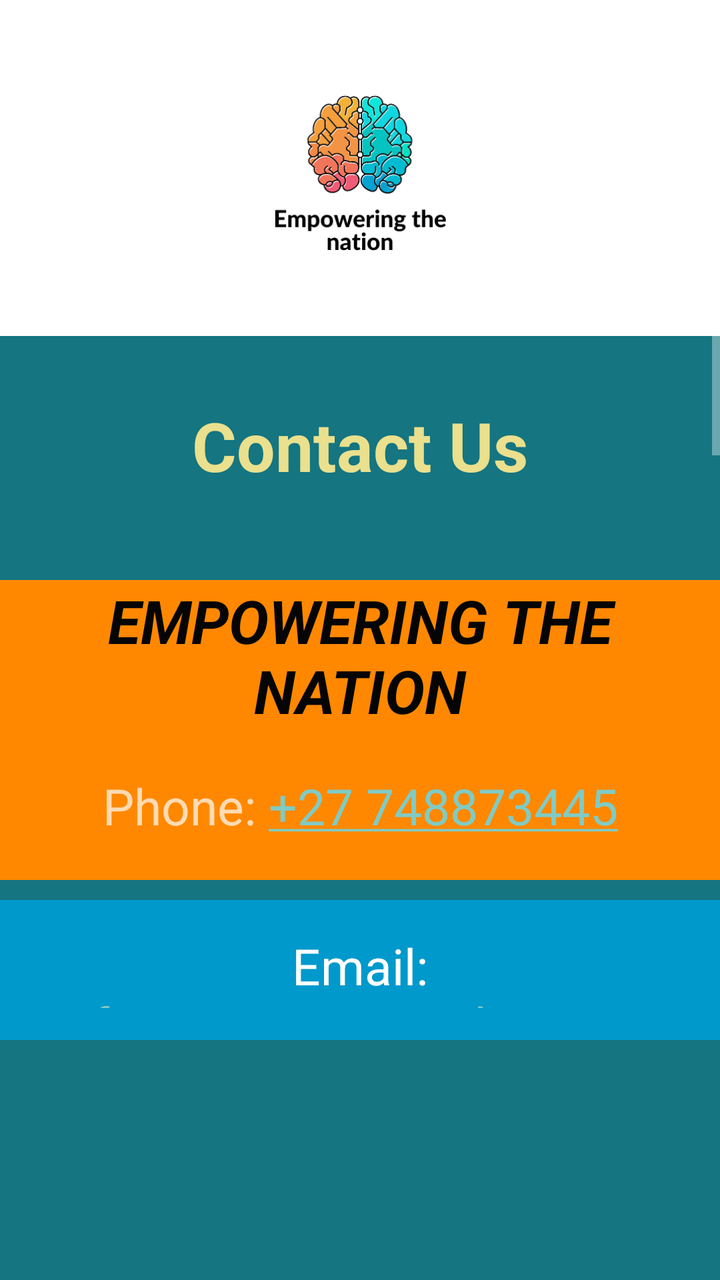
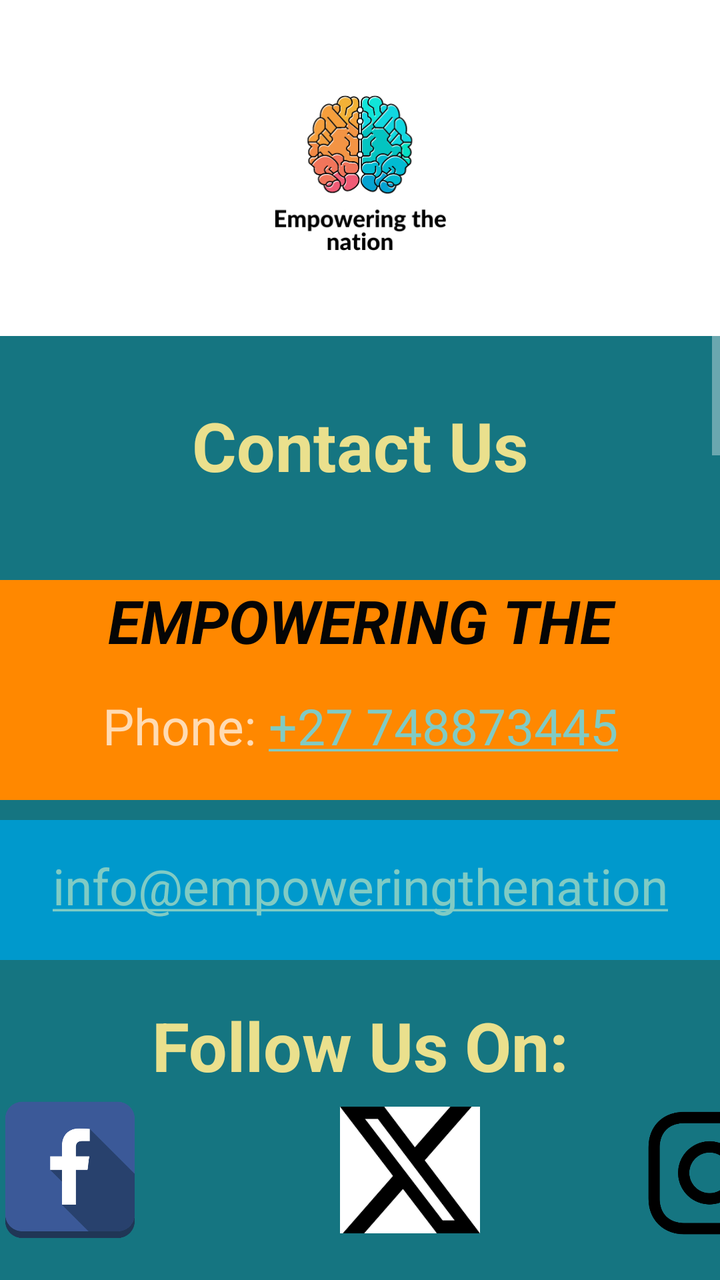

An Android layout rendered at two revisions. The XML below is the earlier revision; the diff shows what the commit changed to produce the second picture.
<!-- AndroidManifest.xml: application theme Theme.AppCompat -->
<!-- res/layout/fragment_contact_us.xml -->
<?xml version="1.0" encoding="utf-8"?>
<ScrollView
    xmlns:android="http://schemas.android.com/apk/res/android"
    xmlns:app="http://schemas.android.com/apk/res-auto"
    xmlns:tools="http://schemas.android.com/tools"
    android:id="@+id/ScrollViewMonths"
    android:layout_width="match_parent"
    android:layout_height="match_parent">

    <FrameLayout
        android:layout_width="match_parent"
        android:layout_height="match_parent"
        android:background="#157581"
        tools:context=".HomeFragment">

        
        <TextView
            android:id="@+id/textView"
            android:layout_width="match_parent"
            android:layout_height="77dp"
            android:layout_marginTop="200dp"
            android:text="Contact Us"
            android:textAlignment="center"
            android:textColor="#EAE08D"
            android:textSize="34sp"
            android:textStyle="bold" />

        
        <ImageView
            android:id="@+id/imageView2"
            android:layout_width="match_parent"
            android:layout_height="168dp"
            android:background="@color/white"
            android:src="@drawable/thumbnail_img_7280" />

        
        <TextView
            android:id="@+id/textViewSlogan"
            android:layout_width="match_parent"
            android:layout_height="82dp"
            android:layout_marginTop="290dp"
            android:background="@android:color/holo_orange_dark"
            android:text="EMPOWERING THE NATION"
            android:textAlignment="center"
            android:textColor="#050505"
            android:textSize="30sp"
            android:textStyle="bold|italic" />

        <TextView
            android:id="@+id/map1"
            android:layout_width="match_parent"
            android:layout_height="77dp"
            android:layout_marginTop="650dp"
            android:text="Venue 1, IIE VARSITY COLLEGE"
            android:textAlignment="center"
            android:textColor="#EAE08D"
            android:textSize="24sp"
            android:textStyle="bold" />
        <ImageView
            android:id="@+id/imageView10"
            android:layout_width="wrap_content"
            android:layout_height="300dp"
            android:layout_marginTop="700dp"
            android:layout_gravity="center_horizontal"
            android:src="@drawable/map_1" />
        <TextView
            android:id="@+id/map2"
            android:layout_width="match_parent"
            android:layout_height="77dp"
            android:layout_marginTop="1050dp"
            android:text="Venue 2, City Varsity Braamfontein"
            android:textAlignment="center"
            android:textColor="#EAE08D"
            android:textSize="24sp"
            android:textStyle="bold" />
        <ImageView
            android:id="@+id/imageView12"
            android:layout_width="wrap_content"
            android:layout_height="300dp"
            android:layout_marginTop="1100dp"
            android:layout_gravity="center_horizontal"
            android:src="@drawable/map_2" />

        <TextView
            android:id="@+id/mapview"
            android:layout_width="match_parent"
            android:layout_height="70dp"
            android:layout_marginTop="370dp"
            android:autoLink="phone"
            android:background="@android:color/holo_orange_dark"
            android:padding="16dp"
            android:text="Phone: +27 748873445"
            android:textAlignment="center"
            android:textSize="25sp" />
        <TextView
            android:id="@+id/map3"
            android:layout_width="match_parent"
            android:layout_height="77dp"
            android:layout_marginTop="1450dp"
            android:text="Venue 2, City Varsity Braamfontein"
            android:textAlignment="center"
            android:textColor="#EAE08D"
            android:textSize="24sp"
            android:textStyle="bold" />
        <ImageView
            android:id="@+id/imageView14"
            android:layout_width="wrap_content"
            android:layout_height="300dp"
            android:layout_marginTop="1500dp"
            android:layout_gravity="center_horizontal"
            app:srcCompat="@drawable/map_3" />
        <TextView
            android:id="@+id/emailView"
            android:layout_width="match_parent"
            android:layout_height="70dp"
            android:layout_marginTop="450dp"
            android:autoLink="email"
        android:background="@android:color/holo_blue_dark"
        android:padding="16dp"
        android:text="Email:info@empoweringthenation.com"
        android:textAlignment="center"
        android:textColor="#FFFFFF"
        android:textSize="25sp" />

    </FrameLayout>
</ScrollView>
<!-- resources referenced by this layout -->
<resources>
  <color name="white">#FFFFFFFF</color>
  <!-- drawable map_1: png bitmap (drawable, 141246 bytes) -->
  <!-- drawable map_2: png bitmap (drawable, 78058 bytes) -->
  <!-- drawable map_3: png bitmap (drawable, 86621 bytes) -->
  <!-- drawable thumbnail_img_7280: jpg bitmap (drawable, 73812 bytes) -->
</resources>

<!-- the commit's change to res/layout/fragment_contact_us.xml (unified diff, before → after) -->
@@ -14,6 +14,8 @@
         tools:context=".HomeFragment">
 
         
+
+
         <TextView
             android:id="@+id/textView"
             android:layout_width="match_parent"
@@ -37,7 +39,7 @@
         <TextView
             android:id="@+id/textViewSlogan"
             android:layout_width="match_parent"
-            android:layout_height="82dp"
+            android:layout_height="50dp"
             android:layout_marginTop="290dp"
             android:background="@android:color/holo_orange_dark"
             android:text="EMPOWERING THE NATION"
@@ -85,13 +87,14 @@
             android:id="@+id/mapview"
             android:layout_width="match_parent"
             android:layout_height="70dp"
-            android:layout_marginTop="370dp"
+            android:layout_marginTop="330dp"
             android:autoLink="phone"
             android:background="@android:color/holo_orange_dark"
             android:padding="16dp"
             android:text="Phone: +27 748873445"
             android:textAlignment="center"
             android:textSize="25sp" />
+
         <TextView
             android:id="@+id/map3"
             android:layout_width="match_parent"
@@ -113,14 +116,50 @@
             android:id="@+id/emailView"
             android:layout_width="match_parent"
             android:layout_height="70dp"
-            android:layout_marginTop="450dp"
+            android:layout_marginTop="410dp"
             android:autoLink="email"
-        android:background="@android:color/holo_blue_dark"
-        android:padding="16dp"
-        android:text="Email:info@empoweringthenation.com"
+            android:background="@android:color/holo_blue_dark"
+            android:padding="16dp"
+            android:text="info@empoweringthenation.com"
+            android:textAlignment="center"
+            android:textColor="#FFFFFF"
+            android:textSize="25sp" /> <TextView
+        android:id="@+id/w"
+        android:layout_width="match_parent"
+        android:layout_height="77dp"
+        android:layout_marginTop="500dp"
+        android:text="Follow Us On:"
         android:textAlignment="center"
-        android:textColor="#FFFFFF"
-        android:textSize="25sp" />
+        android:textColor="#EAE08D"
+        android:textSize="34sp"
+        android:textStyle="bold" />
+        <LinearLayout
+            android:layout_width="match_parent"
+            android:layout_height="wrap_content"
+            android:orientation="horizontal"
+            android:layout_marginTop="550dp">
 
+
+            <ImageView
+                android:id="@+id/facebookIcon"
+                android:layout_width="70dp"
+                android:layout_height="70dp"
+                android:src="@drawable/zbf"/>
+
+
+
+            <ImageView
+                android:id="@+id/twitterIcon"
+                android:layout_width="70dp"
+                android:layout_height="70dp"
+                android:layout_marginStart="100dp"
+            android:src="@drawable/x" />
+            <ImageView
+                android:id="@+id/instaIcon"
+                android:layout_width="70dp"
+                android:layout_height="70dp"
+                android:layout_marginStart="80dp"
+                android:src="@drawable/insta"/>
+        </LinearLayout>
     </FrameLayout>
 </ScrollView>
<!-- resource entries referenced after the edit -->
@@ -1,9 +1,12 @@
 <!-- resources referenced by this layout -->
 <resources>
   <color name="white">#FFFFFFFF</color>
+  <!-- drawable insta: png bitmap (drawable, 14765 bytes) -->
   <!-- drawable map_1: png bitmap (drawable, 141246 bytes) -->
   <!-- drawable map_2: png bitmap (drawable, 78058 bytes) -->
   <!-- drawable map_3: png bitmap (drawable, 86621 bytes) -->
   <!-- drawable thumbnail_img_7280: jpg bitmap (drawable, 73812 bytes) -->
+  <!-- drawable x: png bitmap (drawable, 2764 bytes) -->
+  <!-- drawable zbf: png bitmap (drawable, 8119 bytes) -->
 </resources>
 
